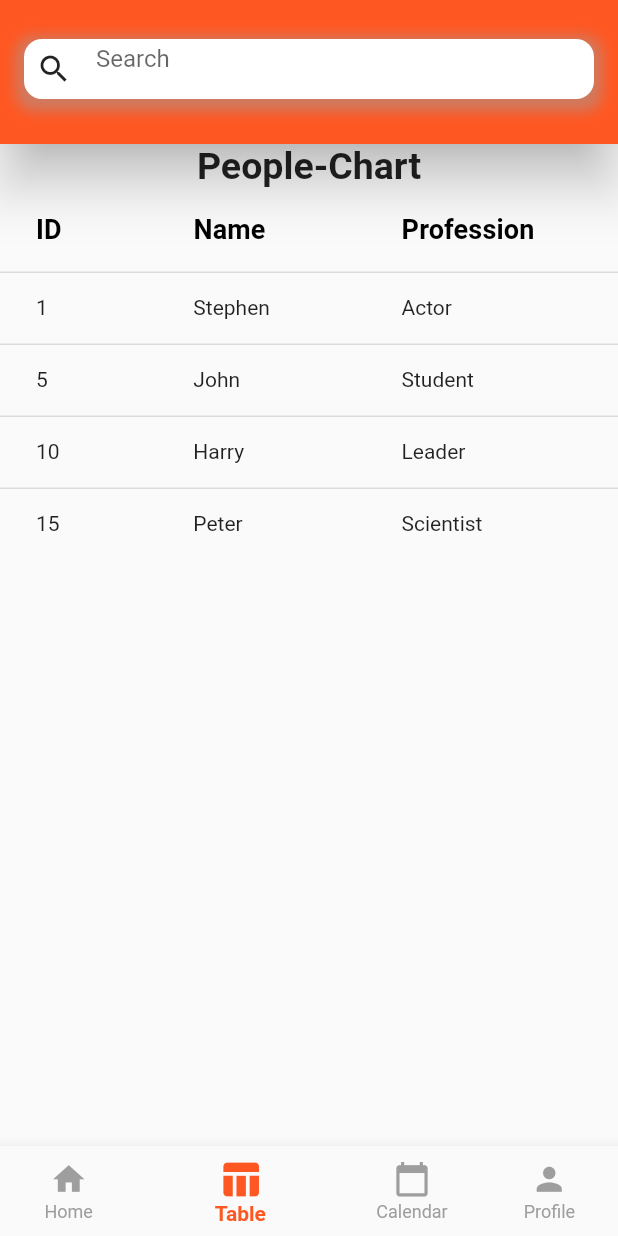
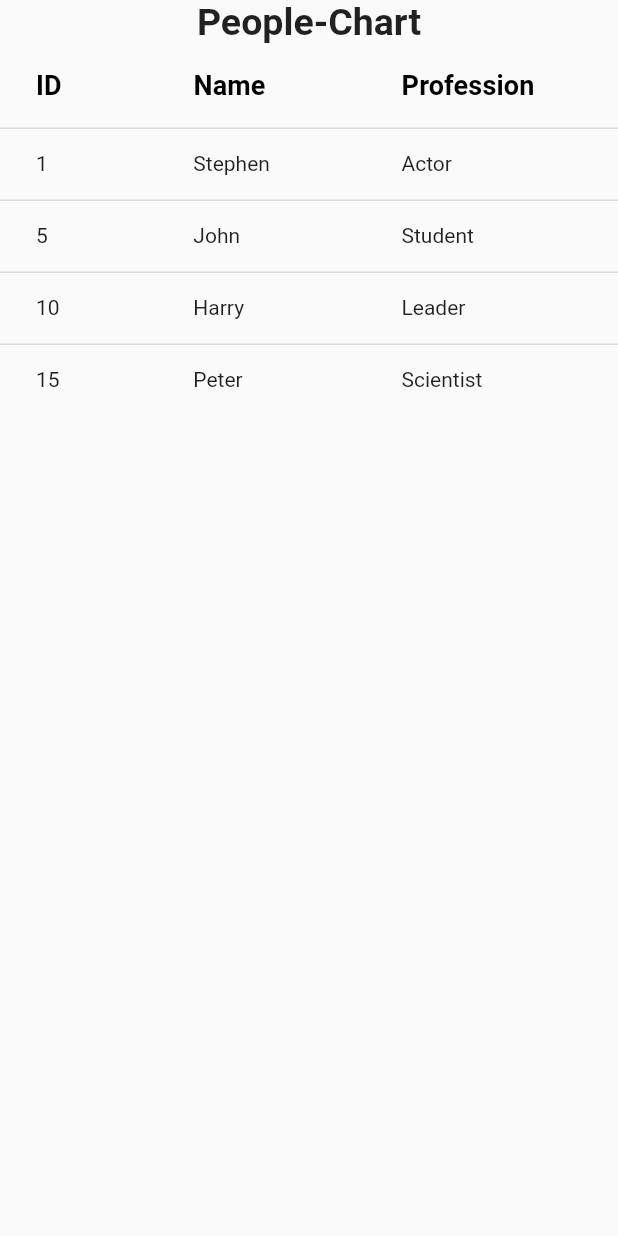
Before and after one commit to irania9O/football_application, a Flutter app: the TableLeags screen opened directly, on a phone screen of 412 x 824 dp. Run offline on Flutter 3.47's test engine with Material 2 defaults, Android fonts, the phone set to English and light mode, and no system bars; network calls fail.

Commit message:
add multi page

```diff
--- a/lib/views/table_leags.dart
+++ b/lib/views/table_leags.dart
@@ -1,4 +1,3 @@
-import 'package:app/views/home_page.dart';
 import 'package:flutter/material.dart';
 
 class TableLeags extends StatefulWidget {
@@ -10,99 +9,9 @@ class TableLeags extends StatefulWidget {
 }
 
 class _TableLeagsState extends State<TableLeags> {
-  final int _selectedIndex = 1;
-
   @override
   Widget build(BuildContext context) {
     return Scaffold(
-        appBar: AppBar(
-          backgroundColor: Colors.deepOrange,
-          elevation: 15,
-          bottom: PreferredSize(
-            preferredSize: const Size.fromHeight(40),
-            child: Container(
-              height: 40,
-              margin: const EdgeInsets.all(16),
-              transform: Matrix4.translationValues(0, -14, 0),
-              padding: const EdgeInsets.all(8),
-              decoration: BoxDecoration(
-                borderRadius: BorderRadius.circular(12),
-                color: Colors.white,
-                boxShadow: [
-                  BoxShadow(
-                    color: Colors.grey.withOpacity(0.5),
-                    spreadRadius: 5,
-                    blurRadius: 7,
-                    offset: const Offset(0, 3),
-                  ),
-                ],
-              ),
-              child: Row(
-                children: const [
-                  Icon(Icons.search),
-                  SizedBox(
-                    width: 16,
-                  ),
-                  Expanded(
-                    child: TextField(
-                      decoration: InputDecoration(
-                        hintText: 'Search',
-                        border: InputBorder.none,
-                      ),
-                    ),
-                  ),
-                ],
-              ),
-            ),
-          ),
-        ),
-        bottomNavigationBar: BottomNavigationBar(
-          selectedLabelStyle: const TextStyle(fontWeight: FontWeight.bold),
-          selectedIconTheme: const IconThemeData(size: 30),
-          unselectedIconTheme: const IconThemeData(size: 25),
-          showSelectedLabels: true,
-          showUnselectedLabels: true,
-          items: const [
-            BottomNavigationBarItem(
-              icon: Icon(Icons.home),
-              label: 'Home',
-            ),
-            BottomNavigationBarItem(
-              icon: Icon(Icons.table_chart),
-              label: 'Table',
-            ),
-            BottomNavigationBarItem(
-              icon: Icon(Icons.calendar_today),
-              label: 'Calendar',
-            ),
-            BottomNavigationBarItem(
-              icon: Icon(Icons.person),
-              label: 'Profile',
-            ),
-          ],
-          currentIndex: _selectedIndex,
-          selectedItemColor: Colors.deepOrange,
-          unselectedItemColor: Colors.grey,
-          onTap: (index) {
-            setState(() {
-              if (_selectedIndex == index) {
-                return;
-              } else if (index == 0) {
-                Navigator.of(context).pushReplacement(MaterialPageRoute(
-                  builder: (BuildContext context) => const HomePage(),
-                ));
-              } else if (index == 1) {
-                Navigator.of(context).pushReplacement(MaterialPageRoute(
-                  builder: (BuildContext context) => const TableLeags(),
-                ));
-              } else if (index == 2) {
-                Navigator.pushNamed(context, '/calendar');
-              } else if (index == 3) {
-                Navigator.pushNamed(context, '/profile');
-              }
-            });
-          },
-        ),
         body: ListView(children: [
       const Center(
           child: Text(
@@ -113,16 +22,13 @@ class _TableLeagsState extends State<TableLeags> {
         columns: const [
           DataColumn(
               label: Text('ID',
-                      style: TextStyle(
-                          fontSize: 18, fontWeight: FontWeight.bold))),
+                  style: TextStyle(fontSize: 18, fontWeight: FontWeight.bold))),
           DataColumn(
               label: Text('Name',
-                      style: TextStyle(
-                          fontSize: 18, fontWeight: FontWeight.bold))),
+                  style: TextStyle(fontSize: 18, fontWeight: FontWeight.bold))),
           DataColumn(
               label: Text('Profession',
-                      style: TextStyle(
-                          fontSize: 18, fontWeight: FontWeight.bold))),
+                  style: TextStyle(fontSize: 18, fontWeight: FontWeight.bold))),
         ],
         rows: const [
           DataRow(cells: [
```
Also changed, not shown: lib/main.dart (+12 -16 lines), lib/views/home_page.dart (+2 -47 lines). Lines whose indentation alone changed are shown as unchanged.
